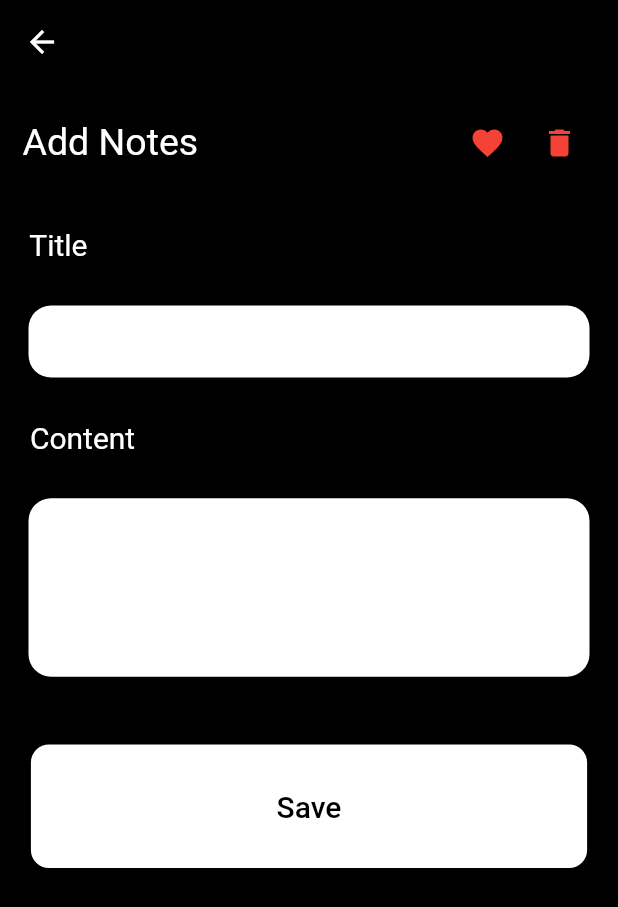
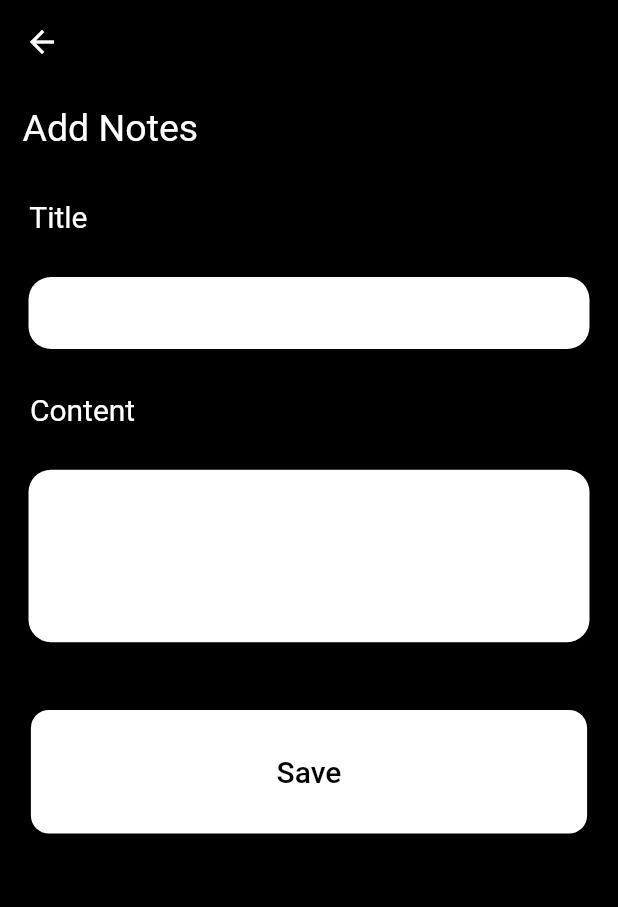
Before and after one commit to rokaia-ahmed/note_app, a Flutter app: the AddNote screen opened directly, on a phone screen of 412 x 824 dp. Shown: the top 907 px of the screen. Run offline on Flutter 3.47's test engine with Material 2 defaults, Android fonts, the phone set to English and light mode, and no system bars; our stand-ins replace bloc, flutter_bloc, sqflite; accounts and stored records are empty.

Commit message:
refactor 4

```diff
--- a/lib/views/screens/add_note.dart
+++ b/lib/views/screens/add_note.dart
@@ -4,13 +4,13 @@ import 'package:notes/controller/home/cubit.dart';
 import 'package:notes/controller/home/states.dart';
 import 'package:notes/views/screens/home_screen.dart';
 
-import 'favourite_screen.dart';
 
 
 class AddNote extends StatelessWidget {
   AddNote({Key? key}) : super(key: key);
   final TextEditingController titleController = TextEditingController();
   final TextEditingController contentController = TextEditingController();
+  final GlobalKey<FormState> formKey = GlobalKey<FormState>();
 
   @override
   Widget build(BuildContext context) {
@@ -29,36 +29,19 @@ class AddNote extends StatelessWidget {
           body: SingleChildScrollView(
             child: Padding(
               padding: const EdgeInsets.all(15),
+              child: Form(
+                key: formKey,
                 child: Column(
                   mainAxisAlignment: MainAxisAlignment.start,
                   crossAxisAlignment: CrossAxisAlignment.start,
                   children: [
                     Row(
-                    children: [
-                     const Expanded(
+                      children:const [
+                        Expanded(
                             flex: 4,
                             child: Text(
                               "Add Notes",
                               style: TextStyle(color: Colors.white, fontSize: 25),
-                          )),
-                      IconButton(
-                        icon:const Icon(
-                          Icons.favorite,
-                          color: Colors.red,
-                        ),
-                        onPressed: () {
-                          Navigator.push(context, MaterialPageRoute(builder: (v) {
-                            return const FavouriteScreen();
-                          }));
-                        },
-                      ),
-                      IconButton(
-                          onPressed: () {
-
-                          },
-                          icon:const Icon(
-                            Icons.delete,
-                            color: Colors.red,
                             )),
                       ],
                     ),
@@ -102,7 +85,14 @@ class AddNote extends StatelessWidget {
                         borderRadius: BorderRadius.circular(15.0),
                       ),
                       child: TextFormField(
+                        validator: (value){
+                          if(value!.isEmpty){
+                            return 'enter the content';
+                          }
+                          return null;
+                        },
                         decoration:const InputDecoration(
+                          contentPadding: EdgeInsets.all(10),
                           border: UnderlineInputBorder(
                             borderSide: BorderSide.none,
                           ),
@@ -120,6 +110,7 @@ class AddNote extends StatelessWidget {
                         width: width * 0.9,
                         child: ElevatedButton(
                           onPressed: () {
+                            if(formKey.currentState!.validate()){
                               cubit.insertToDb(
                                 titleController.text,
                                 contentController.text,
@@ -130,6 +121,7 @@ class AddNote extends StatelessWidget {
                                 ),
                                 );
                               });
+                            }
                           },
                           style: ElevatedButton.styleFrom(
                             onPrimary: Colors.black,
@@ -150,6 +142,7 @@ class AddNote extends StatelessWidget {
                 ),
               ),
             ),
+          ),
         );
       },
     );
```
Also changed, not shown: lib/views/screens/edit_screen.dart (+2 -24 lines). Lines whose indentation alone changed are shown as unchanged.
